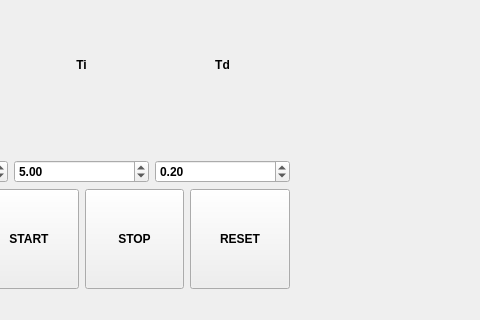
BartWoj28/AutoControl-Simulator, file mainwindow.ui: the form before one commit; both pictures show x 136 to 616 and y 400 to 720 of the 1280 by 720 pixel window.
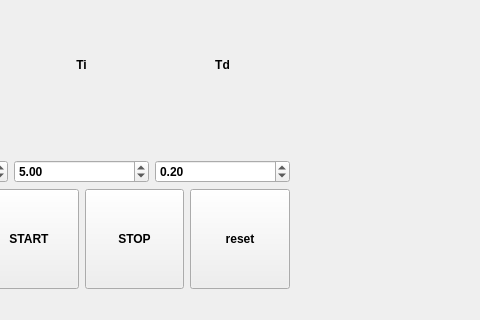
The form after the commit.

Diff of the .ui file:
```diff
--- a/mainwindow.ui
+++ b/mainwindow.ui
@@ -238,7 +238,7 @@
          <bool>true</bool>
         </property>
         <property name="text">
-         <string>RESET</string>
+         <string>reset</string>
         </property>
        </widget>
       </item>
```
Left out of the diff: 196 changed lines with no effect on the pictures.
